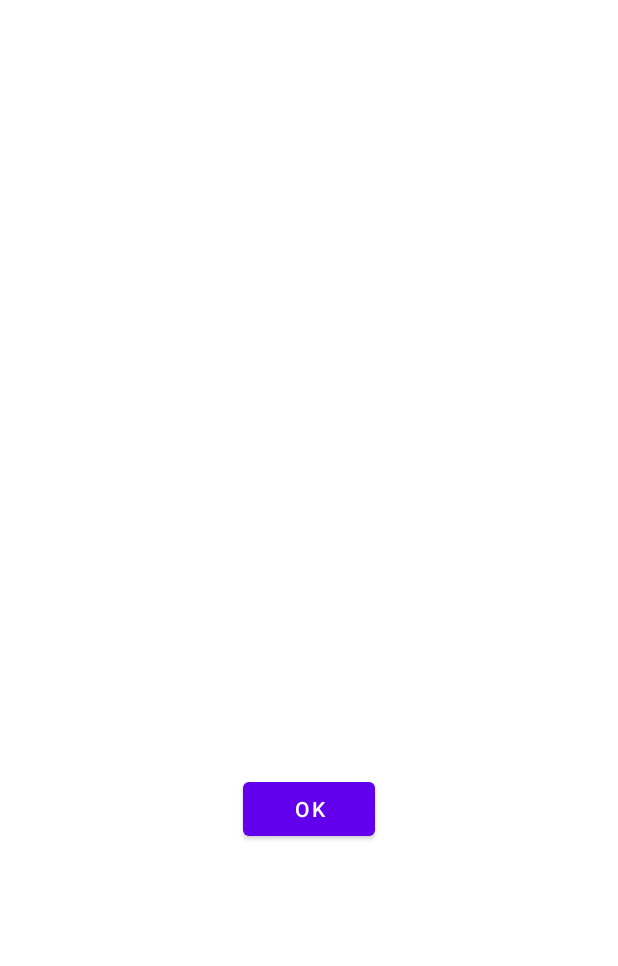
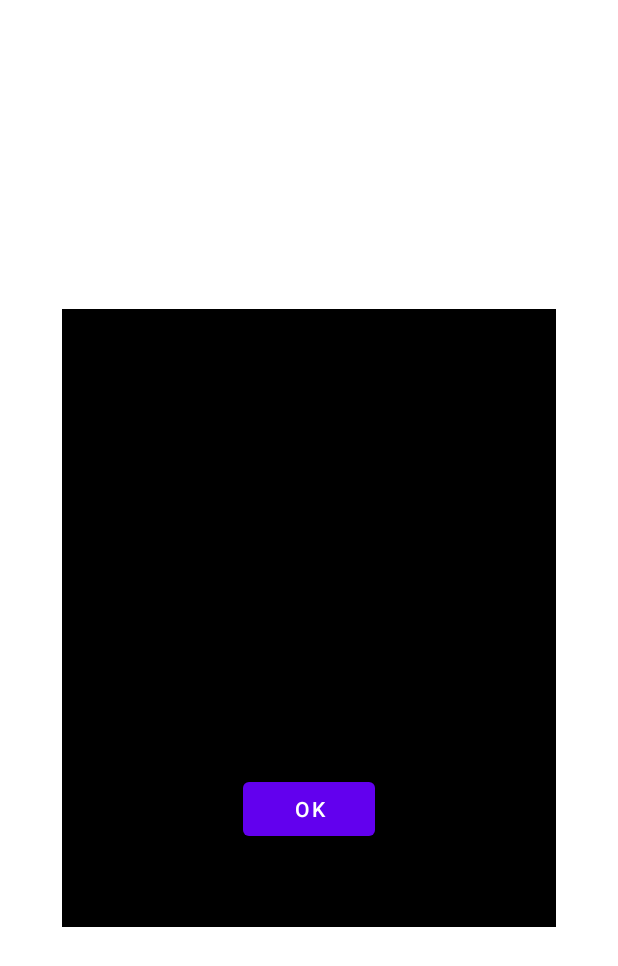
Before and after one commit to ShavingSeagull/Star-Wars-Dice, an Android app: the layout activity_diceroll.xml on its own in the app's theme, with its tools: preview values and no code run, on a phone screen of 412 x 824 dp. Shown: the top 966 px of the screen. Run offline under Robolectric (Android 15) with nearby library versions, the phone set to English and light mode, and no system bars.

Commit message:
Tweaked dice roll activity and layout for dialog background bug

```diff
--- a/app/src/main/res/layout/activity_diceroll.xml
+++ b/app/src/main/res/layout/activity_diceroll.xml
@@ -38,6 +38,7 @@
         android:id="@+id/diceRollBackground"
         android:layout_width="0dp"
         android:layout_height="0dp"
+        android:background="@color/black"
         app:layout_constraintBottom_toTopOf="@+id/guidelineBottomHori"
         app:layout_constraintEnd_toStartOf="@id/guidelineRightVert"
         app:layout_constraintStart_toEndOf="@id/guidelineLeftVert"
```
Also changed, not shown: app/src/main/java/com/example/starwarsdice/DiceRollActivity.kt (+0 -10 lines).
